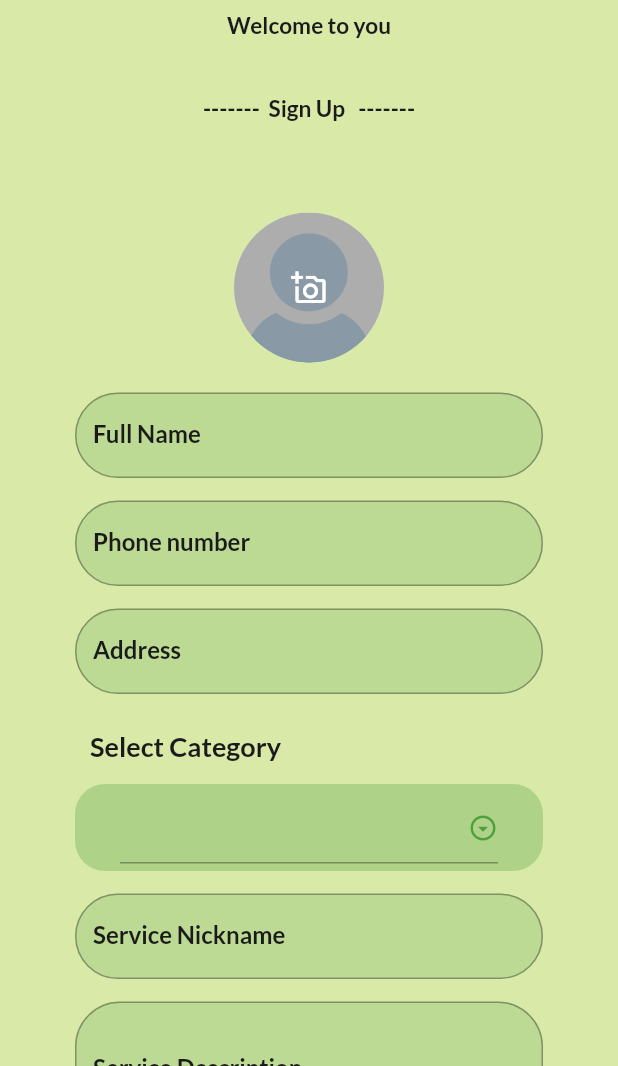
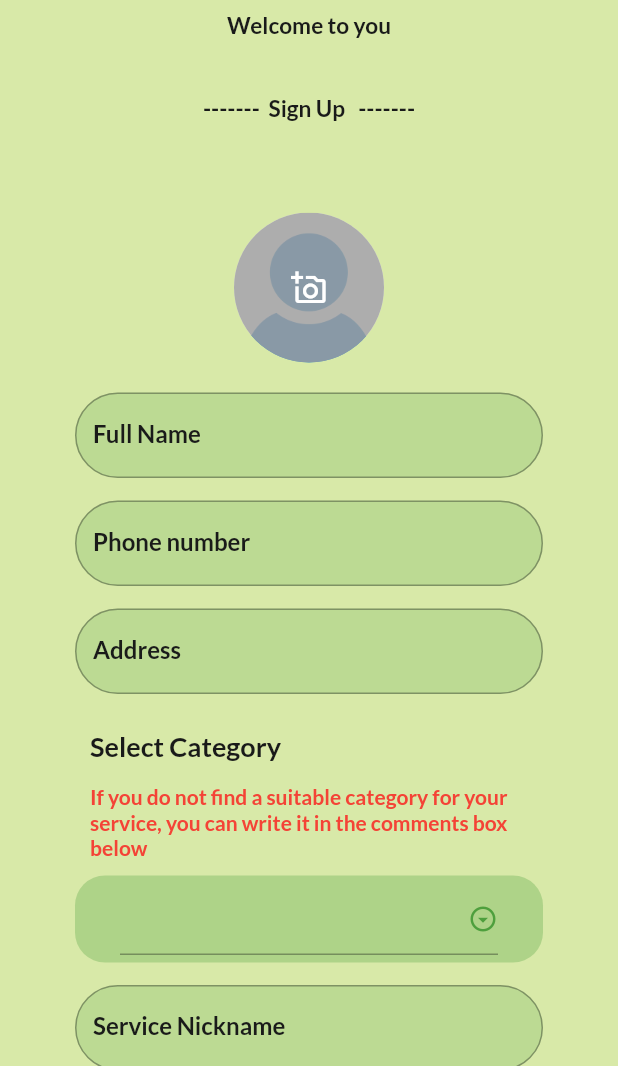
Before and after one commit to Muhammad-Rehab/dalily, a Flutter app: the MainAuthScreen screen opened by its route, after a tap on "Log In", after a tap on "Sign Up", on a phone screen of 412 x 824 dp, the part 170-1236 px from its top. Run offline on Flutter 3.47's test engine with Material 2 defaults, Android fonts, the phone set to English and light mode, and no system bars; our stand-ins replace awesome_dialog, cloud_firestore, dartz, equatable, firebase_auth, firebase_core and 7 more; accounts and stored records are empty; generated files the repository leaves out were written again; Roboto replaces fonts that are missing (Kufam).

Commit message:
add comment field and modify category_ids field in auth feature

```diff
--- a/lib/features/authentication/data/model/service_owner_model.dart
+++ b/lib/features/authentication/data/model/service_owner_model.dart
@@ -1,9 +1,11 @@
+import 'dart:convert';
+
 import 'package:dalily/features/authentication/domain/entity/service_owner.dart';
 
 class ServiceOwnerModel extends ServiceOwner {
-  ServiceOwnerModel({required super.id, required super.name, required super.phoneNumber, required super.categoryId,
+  ServiceOwnerModel({required super.id, required super.name, required super.phoneNumber, required super.categoryIds,
   super.personalImage,super.workImages,super.address,super.secondPhoneNumber,super.thirdPhoneNumber,
-  super.serviceDescription,super.serviceName,
+  super.serviceDescription,super.serviceName,super.comment,
 });
 
   factory ServiceOwnerModel.fromJson(Map<String, dynamic> json) {
@@ -11,7 +13,7 @@ class ServiceOwnerModel extends ServiceOwner {
       id: json['id'],
       name: json['name'],
       phoneNumber: json['phone_number'],
-      categoryId: json['category_id'],
+      categoryIds: json['category_ids'] ,
       serviceName: json['service_name'],
       serviceDescription: json['description'],
       address: json['address'],
@@ -19,6 +21,7 @@ class ServiceOwnerModel extends ServiceOwner {
       workImages: json['work_images'],
       secondPhoneNumber: json['second_phone_number'],
       thirdPhoneNumber: json['third_phone_number'],
+      comment: json['comment'],
     );
   }
 
@@ -27,12 +30,15 @@ class ServiceOwnerModel extends ServiceOwner {
       'id': id,
       'name': name,
       'phone_number':phoneNumber,
-      'category_id':categoryId,
+      'category_ids': categoryIds,
+      'service_name': serviceName,
+      'description': serviceDescription,
       'address': address,
       'personal_image': personalImage,
       'work_images': workImages,
       'second_phone_number':secondPhoneNumber,
-      'third_phone_number':thirdPhoneNumber
+      'third_phone_number':thirdPhoneNumber,
+      'comment':comment,
     };
   }
 }
--- a/lib/features/authentication/domain/entity/service_owner.dart
+++ b/lib/features/authentication/domain/entity/service_owner.dart
@@ -6,7 +6,7 @@ class ServiceOwner extends Equatable{
   String id ;
   String name ;
   String phoneNumber ;
-  String categoryId ;
+  List<String> categoryIds ;
   String ? serviceName ;
   String ? serviceDescription;
   String ? address ;
@@ -14,10 +14,11 @@ class ServiceOwner extends Equatable{
   List<String> ? workImages ;
   String ? secondPhoneNumber ;
   String ? thirdPhoneNumber ;
+  String ? comment ;
 
-  ServiceOwner({required this.id, required this.name,required this.phoneNumber,required this.categoryId,
+  ServiceOwner({required this.id, required this.name,required this.phoneNumber,required this.categoryIds,
     this.address,this.personalImage,this.workImages,this.secondPhoneNumber,this.thirdPhoneNumber,
-  this.serviceName,this.serviceDescription});
+  this.serviceName,this.serviceDescription, this.comment});
 
   @override
   List<Object?> get props => [id];
--- a/lib/features/authentication/presentation/screans/signup.dart
+++ b/lib/features/authentication/presentation/screans/signup.dart
@@ -29,18 +29,20 @@ class _SignUpScreenState extends State<SignUpScreen> {
 
   XFile? _personalImage;
   List<String> _workImages = [];
+  List<String> categoryIds = [];
   Map<String, dynamic> userData = {
     'id': '',
     'name': '',
     "phone_number": "",
     "address": "",
-    "category_id": '',
+    "category_ids": [],
     'work_images': [],
     'personal_image': '',
     'second_phone_number': '',
     'third_phone_number': '',
     'service_name': '',
     'description': '',
+    'comment': ''
   };
   List<CategoryModel> categoryModels = [];
   double dropDownHeight = 70;
@@ -85,6 +87,7 @@ class _SignUpScreenState extends State<SignUpScreen> {
       _formKey.currentState!.save();
       userData['personal_image'] = _personalImage?.path;
       userData['work_images'] = _workImages;
+      userData['category_ids'] = categoryIds;
       ServiceOwnerModel serviceOwnerModel = ServiceOwnerModel.fromJson(userData);
       BlocProvider.of<AuthenticationCubit>(context).sendOtp(
         serviceOwnerModel.phoneNumber,
@@ -95,11 +98,11 @@ class _SignUpScreenState extends State<SignUpScreen> {
     }
   }
 
-  getDropDownLength(CategoryModel categoryModel){
-    if(categoryModel.subCategory.isNotEmpty){
-      dropDownHeight = (categoryModels.length+1) * 70 ;
-    }else{
-      dropDownHeight = (categoryModels.length) * 70 ;
+  getDropDownLength(CategoryModel categoryModel) {
+    if (categoryModel.subCategory.isNotEmpty) {
+      dropDownHeight = (categoryModels.length + 1) * 70;
+    } else {
+      dropDownHeight = (categoryModels.length) * 70;
     }
   }
 
@@ -252,7 +255,9 @@ class _SignUpScreenState extends State<SignUpScreen> {
                       userData['phone_number'] = "+2${value!.replaceAll(' ', '')}";
                     },
                   ),
-                  const SizedBox(height: 15,),
+                  const SizedBox(
+                    height: 15,
+                  ),
                   /*//Occupation
                   SignUpTextField(
                     labelText: AppLocalizations.of(context)!.occupation,
@@ -287,16 +292,38 @@ class _SignUpScreenState extends State<SignUpScreen> {
 
                   // select category
                   Container(
-                    margin: const EdgeInsets.symmetric(horizontal: 50,),
+                    margin: const EdgeInsets.symmetric(
+                      horizontal: 50,
+                    ),
                     padding: const EdgeInsets.all(10),
                     height: 50,
                     width: double.infinity,
                     child: Row(
                       mainAxisAlignment: MainAxisAlignment.spaceBetween,
                       children: [
-                        Text(AppLocalizations.of(context)!.select_category,
+                        Text(
+                          AppLocalizations.of(context)!.select_category,
                           style: bodyMedium(context).copyWith(fontWeight: FontWeight.bold),
                           textAlign: TextAlign.start,
+                        ),
+                      ],
+                    ),
+                  ),
+                  Container(
+                    margin: const EdgeInsets.symmetric(
+                      horizontal: 50,
+                    ),
+                    padding: const EdgeInsets.only(bottom: 10, left: 10, right: 10),
+                    width: double.infinity,
+                    child: Row(
+                      mainAxisAlignment: MainAxisAlignment.spaceBetween,
+                      children: [
+                        Expanded(
+                          child: Text(
+                            AppLocalizations.of(context)!.add_comment,
+                            style: bodyVerSmall(context).copyWith(fontWeight: FontWeight.bold, color: Colors.red),
+                            textAlign: TextAlign.start,
+                          ),
                         ),
                       ],
                     ),
@@ -307,173 +334,146 @@ class _SignUpScreenState extends State<SignUpScreen> {
                       mainAxisSize: MainAxisSize.min,
                       mainAxisAlignment: MainAxisAlignment.center,
                       crossAxisAlignment: CrossAxisAlignment.center,
-                      children: List.generate(categoryModels.length+1, (index){
-                        if (categoryModels.isEmpty){
+                      children: List.generate(categoryModels.length + 1, (index) {
+                        if (categoryModels.isEmpty) {
                           return Container(
                             width: double.infinity,
-                            padding: const EdgeInsets.symmetric(horizontal: 30,vertical: 5),
+                            padding: const EdgeInsets.symmetric(horizontal: 30, vertical: 5),
                             decoration: BoxDecoration(
                               color: Theme.of(context).colorScheme.secondary.withOpacity(.3),
                               borderRadius: BorderRadius.circular(20),
                             ),
                             child: DropdownButtonFormField<CategoryModel>(
-                              borderRadius:BorderRadius.circular(20) ,
+                              borderRadius: BorderRadius.circular(20),
                               dropdownColor: Theme.of(context).colorScheme.background,
                               iconSize: 20,
-                              icon: Icon(Icons.arrow_drop_down_circle_outlined,color: Theme.of(context).colorScheme.secondary,),
-                              items: BlocProvider.of<CategoryCubit>(context).appCategories
-                                  .map((item) => DropdownMenuItem<CategoryModel>(
+                              icon: Icon(
+                                Icons.arrow_drop_down_circle_outlined,
+                                color: Theme.of(context).colorScheme.secondary,
+                              ),
+                              items: BlocProvider.of<CategoryCubit>(context)
+                                  .appCategories
+                                  .map(
+                                    (item) => DropdownMenuItem<CategoryModel>(
                                       value: item,
                                       child: Text(
                                         BlocProvider.of<LanguageCubit>(context).isArabic ? item.arabicName : item.englishName,
                                         style: titleSmall(context),
                                       ),
                                     ),
-                              ).toList(),
-                              validator: (val){
-                                if(val == null){
+                                  )
+                                  .toList(),
+                              validator: (val) {
+                                if (val == null && userData['comment'].isEmpty) {
                                   return AppLocalizations.of(context)!.occupation_validate_message;
                                 }
                               },
-                              onSaved: (val){
-                                if(val!.subCategory.isEmpty){
-                                  userData['category_id'] = val.id;
+                              onSaved: (val) {
+                                if (val != null && !categoryIds.contains(val.id)) {
+                                  categoryIds.add(val.id);
                                 }
                               },
-                              onChanged: (val){
+                              onChanged: (val) {
                                 categoryModels.add(val!);
                                 getDropDownLength(val);
                                 setState(() {});
                               },
                             ),
                           );
-                        }else{
-                          if (index == 0){
+                        } else {
+                          if (index == 0) {
                             return Container(
                               width: double.infinity,
-                              padding: const EdgeInsets.symmetric(horizontal: 30,vertical: 5),                              margin: const EdgeInsets.symmetric(vertical: 5),
+                              padding: const EdgeInsets.symmetric(horizontal: 30, vertical: 5),
+                              margin: const EdgeInsets.symmetric(vertical: 5),
                               decoration: BoxDecoration(
                                 color: Theme.of(context).colorScheme.secondary.withOpacity(.3),
                                 borderRadius: BorderRadius.circular(20),
                               ),
                               child: DropdownButtonFormField<CategoryModel>(
-                                borderRadius:BorderRadius.circular(20) ,
+                                borderRadius: BorderRadius.circular(20),
                                 iconSize: 20,
                                 dropdownColor: Theme.of(context).colorScheme.background,
-                                icon: Icon(Icons.arrow_drop_down_circle_outlined,color: Theme.of(context).colorScheme.secondary,),
+                                icon: Icon(
+                                  Icons.arrow_drop_down_circle_outlined,
+                                  color: Theme.of(context).colorScheme.secondary,
+                                ),
                                 value: categoryModels[index],
-                                items: BlocProvider.of<CategoryCubit>(context).appCategories
-                                    .map((item) => DropdownMenuItem<CategoryModel>(
+                                items: BlocProvider.of<CategoryCubit>(context)
+                                    .appCategories
+                                    .map(
+                                      (item) => DropdownMenuItem<CategoryModel>(
                                         value: item,
                                         child: Text(
                                           BlocProvider.of<LanguageCubit>(context).isArabic ? item.arabicName : item.englishName,
                                           style: titleSmall(context),
                                         ),
                                       ),
-                                ).toList(),
-                                validator: (val){
-                                  if(val == null){
+                                    )
+                                    .toList(),
+                                validator: (val) {
+                                  if (val == null && userData['comment'].isEmpty) {
                                     return AppLocalizations.of(context)!.occupation_validate_message;
                                   }
                                 },
-                                onSaved: (val){
-                                  if(val!.subCategory.isEmpty){
-                                    userData['category_id'] = val.id;
+                                onSaved: (val) {
+                                  if (val != null && !categoryIds.contains(val.id)) {
+                                    categoryIds.add(val.id);
                                   }
                                 },
-                                onChanged: (val){
-                                  if(!categoryModels.contains(val)){
+                                onChanged: (val) {
+                                  if (!categoryModels.contains(val)) {
                                     categoryModels.clear();
                                     categoryModels.add(val!);
-                                    if(val.subCategory.isNotEmpty){
-                                      dropDownHeight += 70 ;
+                                    if (val.subCategory.isNotEmpty) {
+                                      dropDownHeight += 70;
                                     }
                                     setState(() {});
                                   }
                                 },
                               ),
                             );
-                          }
-                          else if(categoryModels[index-1].subCategory.isNotEmpty){
+                          } else if (categoryModels[index - 1].subCategory.isNotEmpty) {
                             return Container(
                               width: double.infinity,
-                              padding: const EdgeInsets.symmetric(horizontal: 30,vertical: 5),                              margin: const EdgeInsets.symmetric(vertical: 5),
+                              padding: const EdgeInsets.symmetric(horizontal: 30, vertical: 5),
+                              margin: const EdgeInsets.symmetric(vertical: 5),
                               decoration: BoxDecoration(
                                 color: Theme.of(context).colorScheme.secondary.withOpacity(.3),
                                 borderRadius: BorderRadius.circular(20),
                               ),
                               child: DropdownButtonFormField<CategoryModel>(
                                 dropdownColor: Theme.of(context).colorScheme.background,
-                                borderRadius:BorderRadius.circular(20) ,
+                                borderRadius: BorderRadius.circular(20),
                                 iconSize: 20,
-                                icon: Icon(Icons.arrow_drop_down_circle_outlined,color: Theme.of(context).colorScheme.secondary,),
-                                items: categoryModels[index-1].subCategory
-                                    .map((item) => DropdownMenuItem<CategoryModel>(
+                                icon: Icon(
+                                  Icons.arrow_drop_down_circle_outlined,
+                                  color: Theme.of(context).colorScheme.secondary,
+                                ),
+                                items: categoryModels[index - 1]
+                                    .subCategory
+                                    .map(
+                                      (item) => DropdownMenuItem<CategoryModel>(
                                         value: item,
                                         child: Text(
                                           BlocProvider.of<LanguageCubit>(context).isArabic ? item.arabicName : item.englishName,
                                           style: titleSmall(context),
                                         ),
                                       ),
-                                ).toList(),
-                                validator: (val){
-                                  if(val == null){
+                                    )
+                                    .toList(),
+                                validator: (val) {
+                                  if (val == null && userData['comment'].isEmpty) {
                                     return AppLocalizations.of(context)!.occupation_validate_message;
                                   }
                                 },
-                                onSaved: (val){
-                                  if(val!.subCategory.isEmpty){
-                                    userData['category_id'] = val.id;
+                                onSaved: (val) {
+                                  if (val != null && !categoryIds.contains(val.id)) {
+                                    categoryIds.add(val.id);
                                   }
                                 },
-                                onChanged: (val){
-                                  if(!categoryModels.contains(val)){
-                                    categoryModels.add(val!);
-                                    getDropDownLength(val);
-                                    setState(() {});
-                                  }
-                                },
-                              ),
-                            );
-                          }
-                          else if(categoryModels[index-1].subCategory.isEmpty){
-                            return Container();
-                          }
-                          else{
-                            return Container(
-                              width: double.infinity,
-                              padding: const EdgeInsets.symmetric(horizontal: 30,vertical: 5),                              margin: const EdgeInsets.symmetric(vertical: 5),
-                              decoration: BoxDecoration(
-                                color: Theme.of(context).colorScheme.secondary.withOpacity(.3),
-                                borderRadius: BorderRadius.circular(20),
-                              ),
-                              child: DropdownButtonFormField<CategoryModel>(
-                                dropdownColor: Theme.of(context).colorScheme.background,
-                                borderRadius:BorderRadius.circular(20) ,
-                                iconSize: 20,
-                                icon: Icon(Icons.arrow_drop_down_circle_outlined,color: Theme.of(context).colorScheme.secondary,),
-                                value: categoryModels[index],
-                                items: categoryModels[index-1].subCategory
-                                    .map((item) => DropdownMenuItem<CategoryModel>(
-                                  value: item,
-                                  child: Text(
-                                    BlocProvider.of<LanguageCubit>(context).isArabic ? item.arabicName : item.englishName,
-                                    style: titleSmall(context),
-                                  ),
-                                ),
-                                ).toList(),
-                                validator: (val){
-                                  if(val == null){
-                                    return AppLocalizations.of(context)!.occupation_validate_message;
-                                  }
-                                },
-                                onSaved: (val){
-                                  if(val!.subCategory.isEmpty){
-                                    userData['category_id'] = val.id;
-                                  }
-                                },
-                                onChanged: (val){
-                                  if(!categoryModels.contains(val)){
+                                onChanged: (val) {
+                                  if (!categoryModels.contains(val)) {
                                     categoryModels.removeRange(index, categoryModels.length);
                                     categoryModels.add(val!);
                                     getDropDownLength(val);
@@ -482,12 +482,16 @@ class _SignUpScreenState extends State<SignUpScreen> {
                                 },
                               ),
                             );
+                          } else {
+                            return Container();
                           }
                         }
                       }),
                     ),
                   ),
-                  const SizedBox(height: 15,),
+                  const SizedBox(
+                    height: 15,
+                  ),
 
                   //service name
                   SignUpTextField(
@@ -614,7 +618,7 @@ class _SignUpScreenState extends State<SignUpScreen> {
                     ),
                   ),
                   const SizedBox(
-                    height: 10,
+                    height: 15,
                   ),
 
                   if (extraPhoneNumbers)
@@ -670,6 +674,23 @@ class _SignUpScreenState extends State<SignUpScreen> {
                       height: 30,
                     ),
 
+                  // comment
+                  SignUpTextField(
+                    labelText: AppLocalizations.of(context)!.comment,
+                    keyboardType: TextInputType.text,
+                    onChanged: (val) {
+                      userData['comment'] = val!;
+                    },
+                    maxLines: 1,
+                    validator: (val) {
+                      if ((val == null || val.isEmpty) && categoryModels.isEmpty) {
+                        return AppLocalizations.of(context)!.comment_error;
+                      }
+                    },
+                  ),
+                  const SizedBox(
+                    height: 30,
+                  ),
                   // sign up button
                   BlocBuilder<AuthenticationCubit, AuthenticationState>(builder: (context, state) {
                     if (state is IsSendingOtpState) {
--- a/lib/features/authentication/presentation/widgets/signup_text_field.dart
+++ b/lib/features/authentication/presentation/widgets/signup_text_field.dart
@@ -7,7 +7,7 @@ class SignUpTextField extends StatelessWidget {
 
   SignUpTextField({Key? key,this.keyboardType = TextInputType.name,
     required this.labelText,this.validator,this.onSaved,this.isPhoneNumber = false,this.hintText,
-   this.maxLines = 1 ,
+   this.maxLines = 1 , this.onChanged,
   }) : super(key: key);
 
   bool isPhoneNumber ;
@@ -16,6 +16,7 @@ class SignUpTextField extends StatelessWidget {
   String ? hintText ;
   int maxLines ;
   String ? Function(String ? value) ? validator ;
+  String ? Function(String ? value) ? onChanged;
   void Function(String ? value) ? onSaved ;
   @override
   Widget build(BuildContext context) {
@@ -30,6 +31,7 @@ class SignUpTextField extends StatelessWidget {
         textDirection: isPhoneNumber ? TextDirection.ltr : null,
         style: bodyVerSmall(context).copyWith(fontWeight: FontWeight.bold),
         maxLines: maxLines,
+        onChanged: onChanged,
         keyboardType: keyboardType,
         decoration: InputDecoration(
           border: OutlineInputBorder(
--- a/lib/l10n/app_en.arb
+++ b/lib/l10n/app_en.arb
@@ -32,7 +32,7 @@
   "occupation_validate_message": "You must enter the profession or craft you work in",
   "pick_work_images": "Choose photos of your products or business",
   "work_image_max_length": "The maximum number is 3 photos only",
-  "other_auth_error": "An error in logging in, please try at a later time",
+  "other_auth_error": "Error logging in. Please check your internet connection and try again",
   "invalid_phone_number": "Invalid phone number",
   "phone_already_exist": "The phone number is already registered in another account",
   "too_many_request": "The number of requests exceeds the maximum allowed",
@@ -55,6 +55,9 @@
   "service_name_hint": "Store or office nickname (Al-Fath Store)",
   "description": "Service Description",
   "description_hint": "Such as Al-Fath Store for home appliances",
-  "select_category": "Select Category"
+  "select_category": "Select Category",
+  "comment": "Comments",
+  "comment_error": "You must write a comment if you do not choose a category",
+  "add_comment": "If you do not find a suitable category for your service, you can write it in the comments box below"
 
 }
```
Also changed, not shown: lib/l10n/app_ar.arb (+5 -2 lines). Lines whose indentation alone changed are shown as unchanged.
